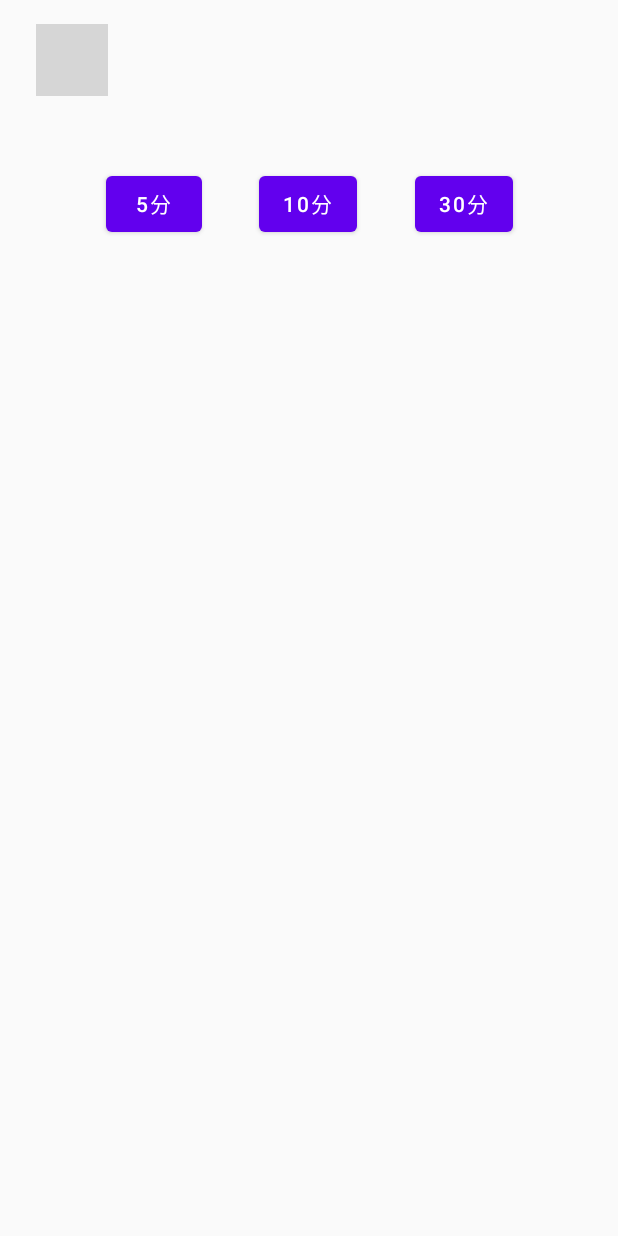
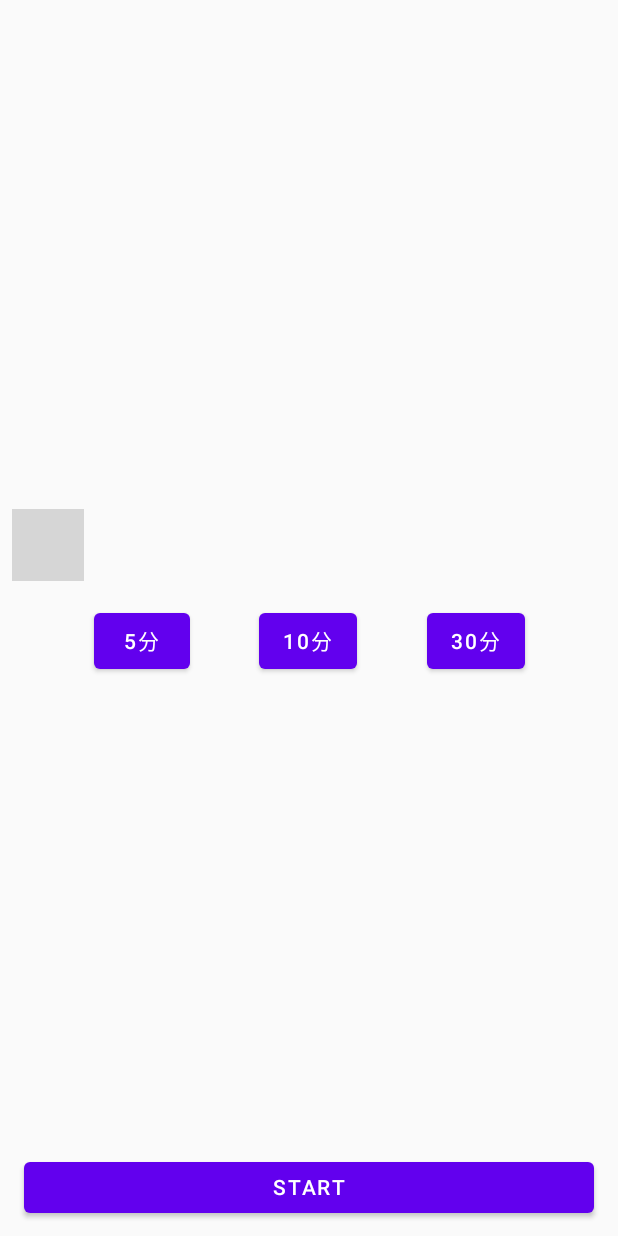
Before and after one commit to rnk0085/takenoko, an Android app built with Jetpack Compose: the TimerScreen screen opened through its navigation route, on a phone screen of 412 x 824 dp. Run offline under Robolectric (Android 15) with nearby library versions, the light colour scheme and no system bars; libraries missing offline, so code that uses them is left out: com.chargemap.compose; 3 statements that could not run were skipped; grey boxes are pictures that could not be loaded.

Commit message:
feat: タイマーセット画面を作成

```diff
--- a/app/src/main/java/com/rnk0085/android/takenoko/ui/screen/timer/TimerScreen.kt
+++ b/app/src/main/java/com/rnk0085/android/takenoko/ui/screen/timer/TimerScreen.kt
@@ -1,7 +1,6 @@
 package com.rnk0085.android.takenoko.ui.screen.timer
 
 import androidx.compose.foundation.layout.Box
-import androidx.compose.foundation.layout.fillMaxSize
 import androidx.compose.foundation.layout.padding
 import androidx.compose.runtime.Composable
 import androidx.compose.ui.Modifier
@@ -11,12 +10,10 @@ import com.rnk0085.android.takenoko.ui.screen.timer.page.TimerSetPage
 import com.rnk0085.android.takenoko.ui.theme.TakenokoTheme
 
 @Composable
-fun TimerScreen(
-    modifier: Modifier = Modifier
-) {
-    Box(modifier = modifier.fillMaxSize()) {
+fun TimerScreen() {
+    Box {
         TimerSetPage(
-            modifier = Modifier.padding(16.dp),
+            modifier = Modifier.padding(horizontal = 16.dp),
         )
     }
 }
--- a/app/src/main/java/com/rnk0085/android/takenoko/ui/screen/timer/page/TimerSetPage.kt
+++ b/app/src/main/java/com/rnk0085/android/takenoko/ui/screen/timer/page/TimerSetPage.kt
@@ -1,9 +1,9 @@
 package com.rnk0085.android.takenoko.ui.screen.timer.page
 
 import androidx.compose.foundation.layout.Arrangement
-import androidx.compose.foundation.layout.Column
 import androidx.compose.foundation.layout.Row
 import androidx.compose.foundation.layout.Spacer
+import androidx.compose.foundation.layout.fillMaxSize
 import androidx.compose.foundation.layout.fillMaxWidth
 import androidx.compose.foundation.layout.height
 import androidx.compose.foundation.layout.padding
@@ -33,8 +33,14 @@ fun TimerSetPage(
     var pickerValue by remember { mutableStateOf<Hours>(FullHours(0, 5)) }
 
     LazyColumn(
-        modifier = modifier
+        modifier = Modifier.fillMaxSize(),
+        verticalArrangement = Arrangement.SpaceBetween
     ) {
+        item {
+            // 帳尻合わせるためにいれてる
+            Spacer(modifier = Modifier.height(16.dp))
+        }
+
         item {
             // タイマーセット部分
             HoursNumberPicker(
@@ -53,7 +59,7 @@ fun TimerSetPage(
                 }
             )
 
-            Spacer(modifier = Modifier.height(32.dp))
+            Spacer(modifier = Modifier.height(16.dp))
 
             Row(
                 modifier = modifier.fillMaxWidth(),
@@ -73,6 +79,16 @@ fun TimerSetPage(
 
         item {
             // スタートボタン
+            Button(
+                modifier = modifier
+                    .fillMaxWidth()
+                    .height(50.dp)
+                    .padding(bottom = 16.dp),
+                onClick = { /*TODO*/ },
+                enabled = pickerValue != FullHours(0, 0)
+            ) {
+                Text(text = "START")
+            }
         }
     }
 }
```
